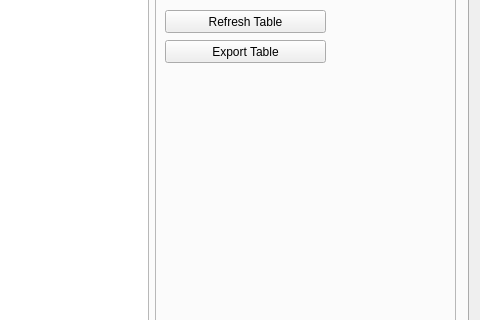
Before: the Qt Designer form src/harrix_swiss_knife/fitness_window.ui in Harrix/harrix-swiss-knife, drawn with Qt 5; both pictures show x 711 to 1191 and y 365 to 685 of the 1191 by 822 pixel window.
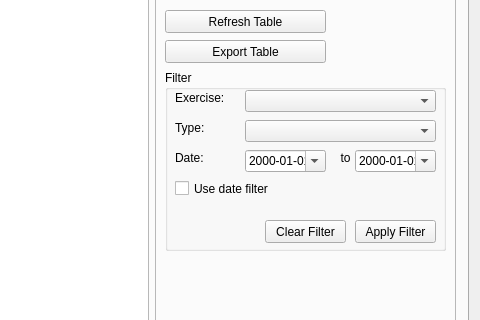
After: the same form once the commit is applied.

Patch:
```diff
--- a/src/harrix_swiss_knife/fitness_window.ui
+++ b/src/harrix_swiss_knife/fitness_window.ui
@@ -179,6 +179,165 @@
             <string>Export Table</string>
            </property>
           </widget>
+          <widget class="QGroupBox" name="groupBox_filter">
+           <property name="geometry">
+            <rect>
+             <x>10</x>
+             <y>370</y>
+             <width>281</width>
+             <height>181</height>
+            </rect>
+           </property>
+           <property name="title">
+            <string>Filter</string>
+           </property>
+           <widget class="QLabel" name="label_filter_exercise">
+            <property name="geometry">
+             <rect>
+              <x>10</x>
+              <y>20</y>
+              <width>61</width>
+              <height>16</height>
+             </rect>
+            </property>
+            <property name="text">
+             <string>Exercise:</string>
+            </property>
+           </widget>
+           <widget class="QComboBox" name="comboBox_filter_exercise">
+            <property name="geometry">
+             <rect>
+              <x>80</x>
+              <y>20</y>
+              <width>191</width>
+              <height>22</height>
+             </rect>
+            </property>
+           </widget>
+           <widget class="QLabel" name="label_filter_type">
+            <property name="geometry">
+             <rect>
+              <x>10</x>
+              <y>50</y>
+              <width>61</width>
+              <height>16</height>
+             </rect>
+            </property>
+            <property name="text">
+             <string>Type:</string>
+            </property>
+           </widget>
+           <widget class="QComboBox" name="comboBox_filter_type">
+            <property name="geometry">
+             <rect>
+              <x>80</x>
+              <y>50</y>
+              <width>191</width>
+              <height>22</height>
+             </rect>
+            </property>
+           </widget>
+           <widget class="QLabel" name="label_filter_date">
+            <property name="geometry">
+             <rect>
+              <x>10</x>
+              <y>80</y>
+              <width>61</width>
+              <height>16</height>
+             </rect>
+            </property>
+            <property name="text">
+             <string>Date:</string>
+            </property>
+           </widget>
+           <widget class="QDateEdit" name="dateEdit_filter_from">
+            <property name="geometry">
+             <rect>
+              <x>80</x>
+              <y>80</y>
+              <width>81</width>
+              <height>22</height>
+             </rect>
+            </property>
+            <property name="displayFormat">
+             <string>yyyy-MM-dd</string>
+            </property>
+            <property name="calendarPopup">
+             <bool>true</bool>
+            </property>
+           </widget>
+           <widget class="QLabel" name="label_filter_to">
+            <property name="geometry">
+             <rect>
+              <x>170</x>
+              <y>80</y>
+              <width>21</width>
+              <height>16</height>
+             </rect>
+            </property>
+            <property name="text">
+             <string>to</string>
+            </property>
+            <property name="alignment">
+             <set>Qt::AlignCenter</set>
+            </property>
+           </widget>
+           <widget class="QDateEdit" name="dateEdit_filter_to">
+            <property name="geometry">
+             <rect>
+              <x>190</x>
+              <y>80</y>
+              <width>81</width>
+              <height>22</height>
+             </rect>
+            </property>
+            <property name="displayFormat">
+             <string>yyyy-MM-dd</string>
+            </property>
+            <property name="calendarPopup">
+             <bool>true</bool>
+            </property>
+           </widget>
+           <widget class="QPushButton" name="pushButton_apply_filter">
+            <property name="geometry">
+             <rect>
+              <x>190</x>
+              <y>150</y>
+              <width>81</width>
+              <height>23</height>
+             </rect>
+            </property>
+            <property name="text">
+             <string>Apply Filter</string>
+            </property>
+           </widget>
+           <widget class="QPushButton" name="pushButton_clear_filter">
+            <property name="geometry">
+             <rect>
+              <x>100</x>
+              <y>150</y>
+              <width>81</width>
+              <height>23</height>
+             </rect>
+            </property>
+            <property name="text">
+             <string>Clear Filter</string>
+            </property>
+           </widget>
+           <widget class="QCheckBox" name="checkBox_use_date_filter">
+            <property name="geometry">
+             <rect>
+              <x>10</x>
+              <y>110</y>
+              <width>131</width>
+              <height>17</height>
+             </rect>
+            </property>
+            <property name="text">
+             <string>Use date filter</string>
+            </property>
+           </widget>
+          </widget>
          </widget>
         </item>
        </layout>
```
